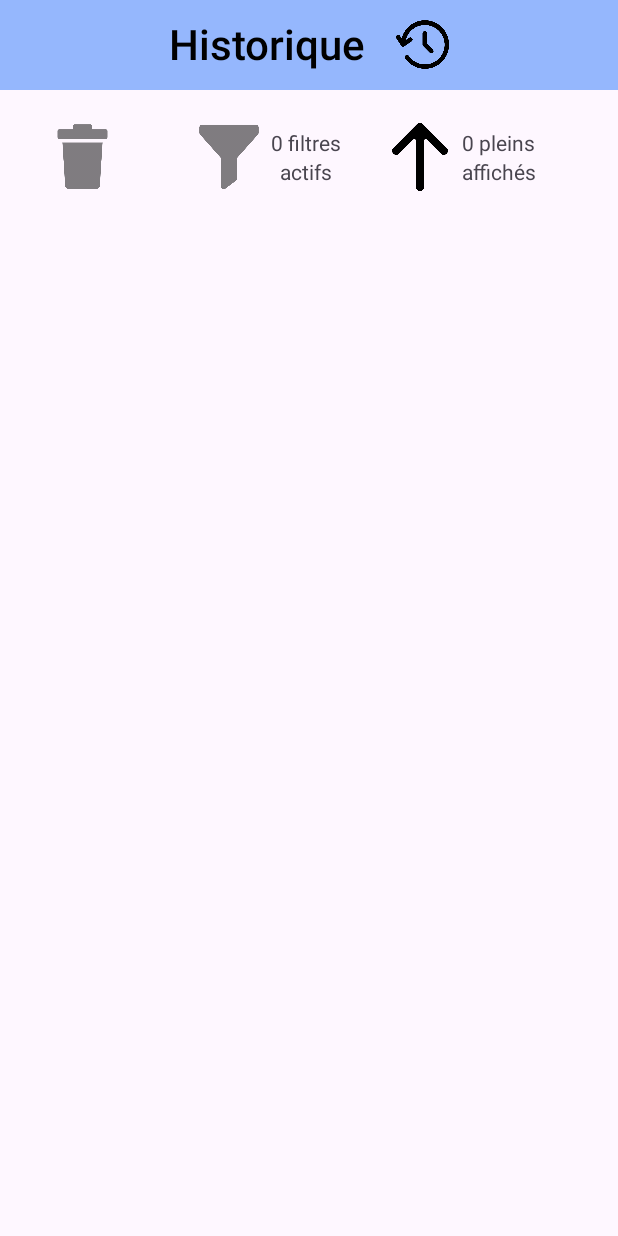
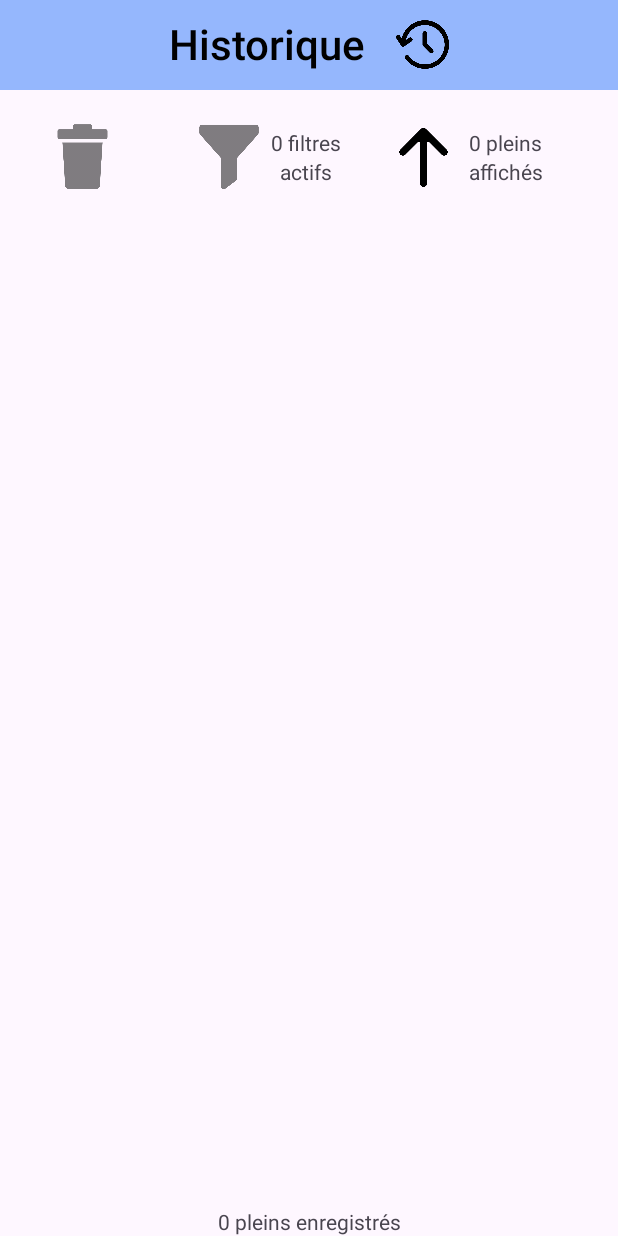
Before and after one commit to Bisouke/appli2, an Android app: the ActivityHistorique2 screen opened directly, with no data from a screen before it, on a phone screen of 412 x 824 dp. Run offline under Robolectric (Android 15) with nearby library versions, the light colour scheme and no system bars.

Commit message:
Historique : Ajouter le nombre total de pleins enregistrés sur l'appareil, tout en bas

```diff
--- a/app/src/main/java/com/example/appli2/ActivityHistorique2.java
+++ b/app/src/main/java/com/example/appli2/ActivityHistorique2.java
@@ -32,8 +32,8 @@ public class ActivityHistorique2 extends AppCompatActivity {
 
     private ImageButton imgButtonSupprimer, imgButtonFiltre, imgButtonTri;
     private boolean triFlag = true;
-    private TextView textViewFiltresLn1, textViewFiltresLn2;
-    private TextView textViewPleinsLn1, textViewPleinsLn2;
+    private TextView textViewFiltresLn1, textViewFiltresLn2, textViewPleinsLn1,
+            textViewPleinsLn2, textViewNbPleins;
     private LinearLayout linearLayoutHistorique;
     private GasDataCollection gasdataCollec;
     @Nullable
@@ -77,6 +77,9 @@ public class ActivityHistorique2 extends AppCompatActivity {
         // LinearLayout
         linearLayoutHistorique = findViewById(R.id.linearLayoutHistorique);
 
+        // TextView nb pleins enregistrés
+        textViewNbPleins = findViewById(R.id.textViewNbPleins);
+
 
         // for gas data database access
         gasdataCollec = new GasDataCollection(this);
@@ -84,8 +87,12 @@ public class ActivityHistorique2 extends AppCompatActivity {
         // vibrator
         vibrator = (Vibrator) getSystemService(VIBRATOR_SERVICE);
 
-        // affiche le nombre de plein enregistrés
+        // affiche le nombre de plein affichés à l'écran (après filtrage)
+        // en développement
         textViewPleinsLn1.setText(gasdataCollec.getGasDataSize() + " pleins");
+
+        // affiche le nombre total de pleins enregistrés
+        textViewNbPleins.setText(gasdataCollec.getGasDataSize() + " pleins enregistrés");
 
         // get and show all gas data from file
         inflateGasDataViews();
--- a/app/src/main/res/layout/activity_historique2.xml
+++ b/app/src/main/res/layout/activity_historique2.xml
@@ -91,10 +91,11 @@
 
             <ImageButton
                 android:id="@+id/imageButtonTri"
-                android:layout_width="65sp"
-                android:layout_height="45sp"
+                android:layout_width="70sp"
+                android:layout_height="50sp"
                 android:layout_marginLeft="10sp"
                 android:background="@null"
+                android:padding="5sp"
                 android:scaleType="fitEnd"
                 app:srcCompat="@drawable/up_arrow" />
 
@@ -139,6 +140,13 @@
             </LinearLayout>
         </ScrollView>
 
+        <TextView
+            android:id="@+id/textViewNbPleins"
+            android:layout_width="match_parent"
+            android:layout_height="wrap_content"
+            android:gravity="center"
+            android:text="X pleins enregistrés" />
+
         <!-- android:listSelector="@android:color/holo_blue_light" -->
 
 
```
